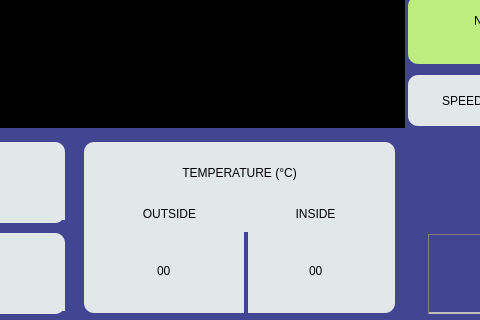
First picture: the form in CQplayerGUI.ui, repository zhangxuran11/VideoSubServer, before the edit; both pictures show x 616 to 1096 and y 448 to 768 of the 1280 by 768 pixel window.
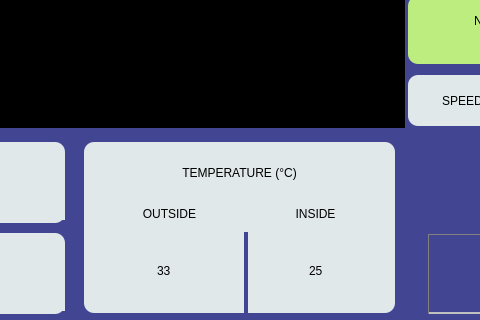
Second picture: the form after the edit. Icons and pictures are not drawn.

```diff
--- a/CQplayerGUI.ui
+++ b/CQplayerGUI.ui
@@ -821,7 +821,7 @@
 </string>
     </property>
     <property name="text">
-     <string>00</string>
+     <string>33</string>
     </property>
     <property name="alignment">
      <set>Qt::AlignCenter</set>
@@ -870,7 +870,7 @@
 </string>
     </property>
     <property name="text">
-     <string>00</string>
+     <string>25</string>
     </property>
     <property name="alignment">
      <set>Qt::AlignCenter</set>
```
